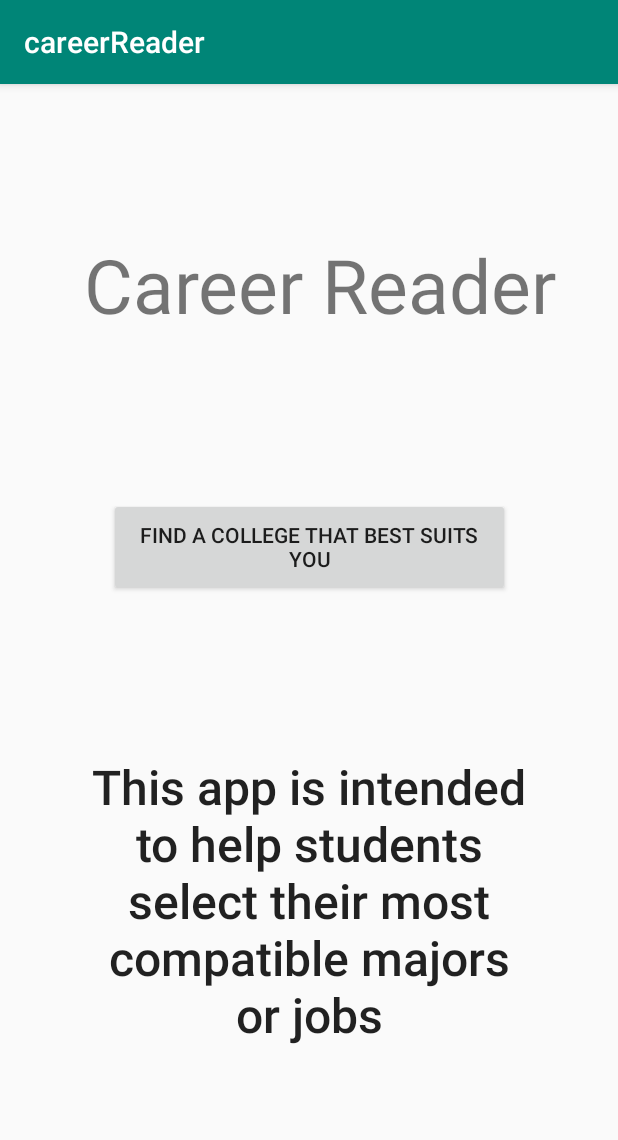
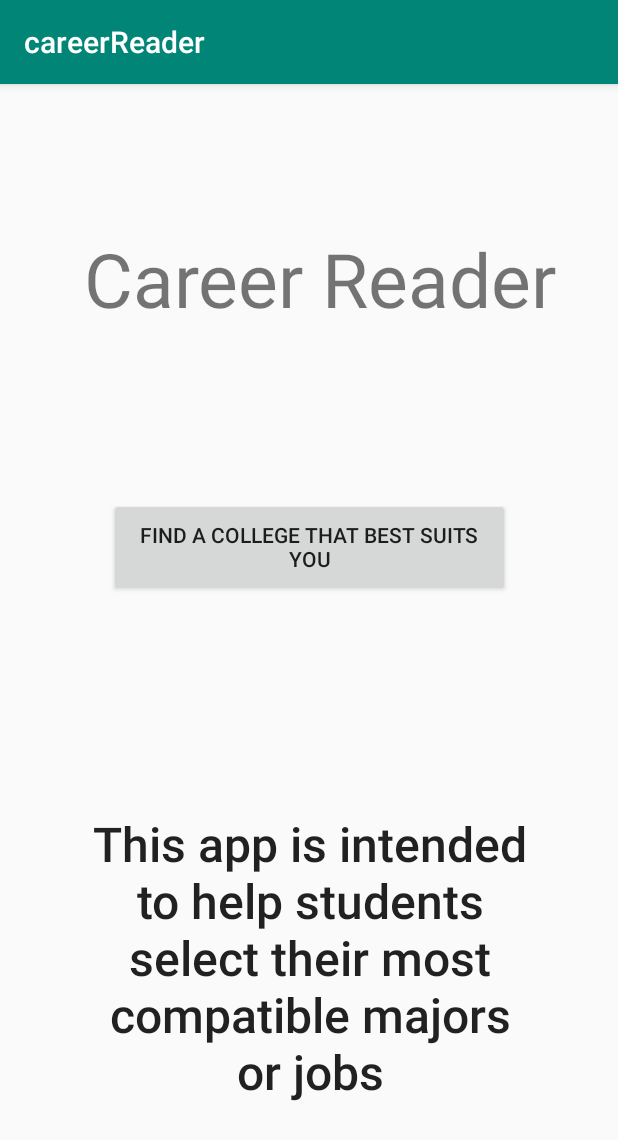
Before and after one commit to mccullochme/CareerReader, an Android app: the screen it shows after launch (MainActivity), on a phone screen of 412 x 824 dp. Shown: the top 1140 px of the screen. Run offline under Robolectric (Android 15) with nearby library versions, the phone set to English and light mode, and no system bars.

Commit message:
Update activity_main.xml

```diff
--- a/app/src/main/res/layout/activity_main.xml
+++ b/app/src/main/res/layout/activity_main.xml
@@ -51,7 +51,6 @@
         android:id="@+id/textView"
         android:layout_width="wrap_content"
         android:layout_height="wrap_content"
-        android:layout_marginTop="100dp"
         android:text="Career Reader"
         android:textSize="50sp"
         app:layout_constraintBottom_toBottomOf="parent"
@@ -59,20 +58,20 @@
         app:layout_constraintHorizontal_bias="0.577"
         app:layout_constraintStart_toStartOf="parent"
         app:layout_constraintTop_toTopOf="parent"
-        app:layout_constraintVertical_bias="0.0" />
+        app:layout_constraintVertical_bias="0.137" />
 
     <TextView
         android:id="@+id/textView2"
         android:layout_width="300dp"
         android:layout_height="0dp"
-        android:layout_marginBottom="126dp"
+        android:layout_marginBottom="88dp"
         android:gravity="center"
         android:text="This app is intended to help students select their most compatible majors or jobs"
         android:textAppearance="@style/TextAppearance.AppCompat.Body2"
         android:textSize="32dp"
         app:layout_constraintBottom_toBottomOf="parent"
         app:layout_constraintEnd_toEndOf="parent"
-        app:layout_constraintStart_toStartOf="parent"
-        app:layout_constraintTop_toBottomOf="@+id/button2" />
+        app:layout_constraintHorizontal_bias="0.504"
+        app:layout_constraintStart_toStartOf="parent" />
 
 </androidx.constraintlayout.widget.ConstraintLayout>
```
